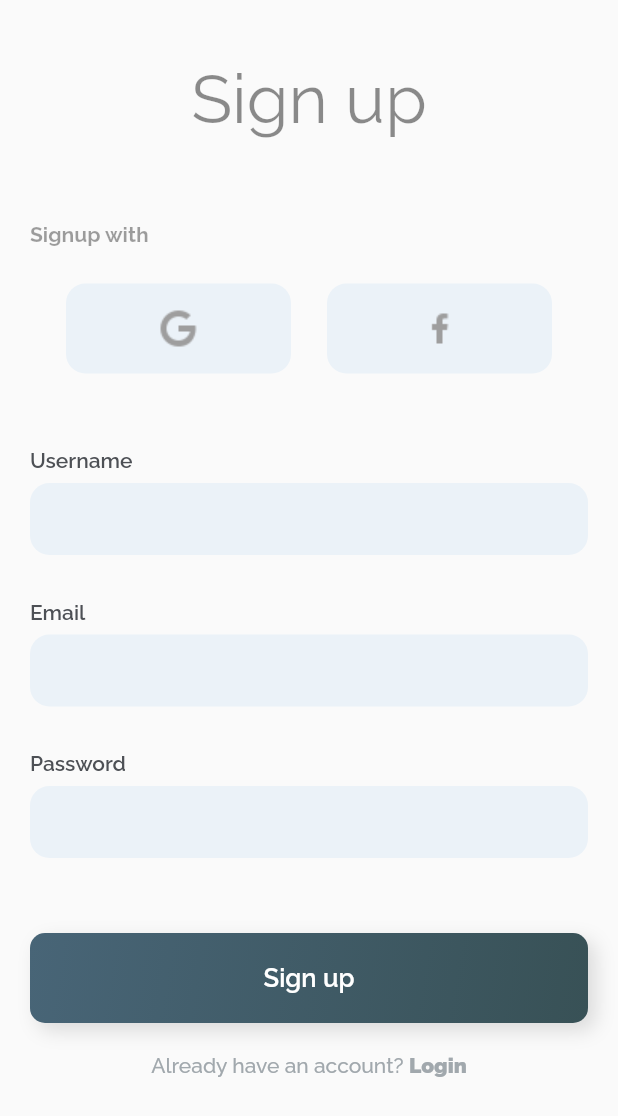
After one commit to ravipatel0508/Sign-in-up-UI-Flutter, a Flutter app: the screen it shows after launch, after a tap on "Sign up", on a phone screen of 412 x 824 dp. The commit adds this screen. Shown: the top 1116 px of the screen. Run offline on Flutter 3.47's test engine with Material 2 defaults, Android fonts, the phone set to English and light mode, and no system bars; our stand-ins replace google_fonts.

Commit message:
Sign up Added

```diff
--- a/lib/main.dart
+++ b/lib/main.dart
@@ -1,12 +1,11 @@
 import 'package:flutter/material.dart';
 import 'package:google_fonts/google_fonts.dart';
-import 'package:signin_screen/widgets/empty_box.dart';
-import 'package:signin_screen/widgets/text_field_widget.dart';
+import 'package:signin_screen/signin_screen.dart';
 
-void main() => runApp(const SignInScreen());
+void main() => runApp(const MyApp());
 
-class SignInScreen extends StatelessWidget {
-  const SignInScreen({Key? key}) : super(key: key);
+class MyApp extends StatelessWidget {
+  const MyApp({Key? key}) : super(key: key);
 
   @override
   Widget build(BuildContext context) {
@@ -14,150 +13,7 @@ class SignInScreen extends StatelessWidget {
       theme: ThemeData(
         fontFamily: GoogleFonts.raleway().fontFamily
       ),
-      home: Scaffold(
-        body: IntrinsicHeight(
-          child: Padding(
-            padding: const EdgeInsets.all(20.0),
-            child: Column(
-              crossAxisAlignment: CrossAxisAlignment.start,
-              children: [
-                emptyVerticalBox(height: 20,),
-                const Center(
-                  child: Text(
-                    "Log in",
-                    style: TextStyle(
-                      color: Colors.black45,
-                      fontSize: 45,
-                    ),
-                  ),
-                ),
-                emptyVerticalBox(
-                  height: 55,
-                ),
-                const Text(
-                  "Login with",
-                  style: TextStyle(
-                    color: Colors.black38,
-                    fontWeight: FontWeight.w700
-                  ),
-                ),
-                emptyVerticalBox(
-                  height: 25,
-                ),
-                Row(
-                  mainAxisAlignment: MainAxisAlignment.spaceEvenly,
-                  children: [
-                    Container(
-                      width: 150,
-                      decoration: BoxDecoration(
-                        borderRadius: BorderRadius.circular(13),
-                        color: const Color(0xFFEBF2F8),
-                      ),
-                      child: Image.asset(
-                        'assets/google_icon.png',
-                        height: 60,
-                        color: Colors.grey,
-                      ),
-                    ),
-                    Container(
-                      width: 150,
-                      decoration: BoxDecoration(
-                        borderRadius: BorderRadius.circular(13),
-                        color: const Color(0xFFEBF2F8),
-                      ),
-                      child: Image.asset(
-                        'assets/facebook_icon.png',
-                        height: 60,
-                        color: Colors.grey,
-                      ),
-                    ),
-                  ],
-                ),
-                emptyVerticalBox(
-                  height: 50,
-                ),
-                const Text(
-                  "Email",
-                  style: TextStyle(
-                      color: Color(0XFF4D5055), fontWeight: FontWeight.w600),
-                ),
-                emptyVerticalBox(
-                  height: 7,
-                ),
-                const AppTextField(),
-                emptyVerticalBox(
-                  height: 30,
-                ),
-                const Text(
-                  "Password",
-                  style: TextStyle(
-                      color: Color(0XFF4D5055), fontWeight: FontWeight.w600),
-                ),
-                emptyVerticalBox(
-                  height: 7,
-                ),
-                const AppTextField(),
-                emptyVerticalBox(
-                  height: 50,
-                ),
-                Container(
-                  width: double.infinity,
-                  height: 60,
-                  decoration: BoxDecoration(
-                    gradient: const LinearGradient(
-                      colors: [
-                        Color(0XFF486577),
-                        Color(0XFF385156),
-                      ],
-                      begin: Alignment.topLeft,
-                      end: Alignment.bottomRight,
-                    ),
-                    borderRadius: BorderRadius.circular(10),
-                    boxShadow: const [
-                      BoxShadow(
-                        color: Colors.black12,
-                        offset: Offset(5, 5),
-                        blurRadius: 10,
-                      )
-                    ],
-                  ),
-                  child: const Center(
-                    child: Text(
-                      'Log in',
-                      style: TextStyle(
-                        color: Colors.white,
-                        fontWeight: FontWeight.w600,
-                        fontSize: 17
-                      ),
-                    ),
-                  ),
-                ),
-                emptyVerticalBox(
-                  height: 20,
-                ),
-                Row(
-                  mainAxisAlignment: MainAxisAlignment.center,
-                  children: const [
-                    Text(
-                      "Don't have an account? ",
-                      style: TextStyle(
-                        color: Color(0XFFA1A8AD),
-                        fontWeight: FontWeight.w600
-                      ),
-                    ),
-                    Text(
-                      "Sign up",
-                      style: TextStyle(
-                          color: Color(0XFFA1A8AD),
-                          fontWeight: FontWeight.bold),
-                    ),
-                  ],
-                ),
-              ],
-            ),
-          ),
-        ),
-      ),
+      home: const SigninScreen(),
     );
   }
 }
--- /dev/null
+++ b/lib/signin_screen.dart
@@ -0,0 +1,162 @@
+import 'package:flutter/material.dart';
+import 'package:signin_screen/signup_screen.dart';
+import 'package:signin_screen/widgets/empty_box.dart';
+import 'package:signin_screen/widgets/text_field_widget.dart';
+
+class SigninScreen extends StatelessWidget {
+  const SigninScreen({Key? key}) : super(key: key);
+
+  @override
+  Widget build(BuildContext context) {
+    return Scaffold(
+      body: SingleChildScrollView(
+        child: Padding(
+          padding: const EdgeInsets.all(20.0),
+          child: Column(
+            crossAxisAlignment: CrossAxisAlignment.start,
+            children: [
+              emptyVerticalBox(
+                height: 20,
+              ),
+              const Center(
+                child: Text(
+                  "Log in",
+                  style: TextStyle(
+                    color: Colors.black45,
+                    fontSize: 45,
+                  ),
+                ),
+              ),
+              emptyVerticalBox(
+                height: 55,
+              ),
+              const Text(
+                "Login with",
+                style: TextStyle(
+                    color: Colors.black38, fontWeight: FontWeight.w700),
+              ),
+              emptyVerticalBox(
+                height: 25,
+              ),
+              Row(
+                mainAxisAlignment: MainAxisAlignment.spaceEvenly,
+                children: [
+                  Container(
+                    width: 150,
+                    decoration: BoxDecoration(
+                      borderRadius: BorderRadius.circular(13),
+                      color: const Color(0xFFEBF2F8),
+                    ),
+                    child: Image.asset(
+                      'assets/google_icon.png',
+                      height: 60,
+                      color: Colors.grey,
+                    ),
+                  ),
+                  Container(
+                    width: 150,
+                    decoration: BoxDecoration(
+                      borderRadius: BorderRadius.circular(13),
+                      color: const Color(0xFFEBF2F8),
+                    ),
+                    child: Image.asset(
+                      'assets/facebook_icon.png',
+                      height: 60,
+                      color: Colors.grey,
+                    ),
+                  ),
+                ],
+              ),
+              emptyVerticalBox(
+                height: 50,
+              ),
+              const Text(
+                "Email",
+                style: TextStyle(
+                    color: Color(0XFF4D5055), fontWeight: FontWeight.w600),
+              ),
+              emptyVerticalBox(
+                height: 7,
+              ),
+              const AppTextField(),
+              emptyVerticalBox(
+                height: 30,
+              ),
+              const Text(
+                "Password",
+                style: TextStyle(
+                    color: Color(0XFF4D5055), fontWeight: FontWeight.w600),
+              ),
+              emptyVerticalBox(
+                height: 7,
+              ),
+              const AppTextField(),
+              emptyVerticalBox(
+                height: 50,
+              ),
+              Container(
+                width: double.infinity,
+                height: 60,
+                decoration: BoxDecoration(
+                  gradient: const LinearGradient(
+                    colors: [
+                      Color(0XFF486577),
+                      Color(0XFF385156),
+                    ],
+                    begin: Alignment.topLeft,
+                    end: Alignment.bottomRight,
+                  ),
+                  borderRadius: BorderRadius.circular(10),
+                  boxShadow: const [
+                    BoxShadow(
+                      color: Colors.black12,
+                      offset: Offset(5, 5),
+                      blurRadius: 10,
+                    )
+                  ],
+                ),
+                child: const Center(
+                  child: Text(
+                    'Log in',
+                    style: TextStyle(
+                        color: Colors.white,
+                        fontWeight: FontWeight.w600,
+                        fontSize: 17),
+                  ),
+                ),
+              ),
+              emptyVerticalBox(
+                height: 20,
+              ),
+              Row(
+                mainAxisAlignment: MainAxisAlignment.center,
+                children: [
+                  const Text(
+                    "Don't have an account? ",
+                    style: TextStyle(
+                        color: Color(0XFFA1A8AD), fontWeight: FontWeight.w500),
+                  ),
+                  InkWell(
+                    onTap: () => Navigator.push(
+                      context,
+                      MaterialPageRoute(
+                        builder: (context) => const SignupScreen(),
+                      ),
+                    ),
+                    child: const Text(
+                      "Sign up",
+                      style: TextStyle(
+                        color: Color(0XFFA1A8AD),
+                        fontWeight: FontWeight.w900,
+                      ),
+                    ),
+                  ),
+                ],
+              ),
+            ],
+          ),
+        ),
+      ),
+    );
+  }
+}
--- /dev/null
+++ b/lib/signup_screen.dart
@@ -0,0 +1,173 @@
+import 'package:flutter/material.dart';
+import 'package:signin_screen/widgets/empty_box.dart';
+import 'package:signin_screen/widgets/text_field_widget.dart';
+
+class SignupScreen extends StatelessWidget {
+  const SignupScreen({Key? key}) : super(key: key);
+
+  @override
+  Widget build(BuildContext context) {
+    return Scaffold(
+      body: SingleChildScrollView(
+        child: Padding(
+          padding: const EdgeInsets.all(20.0),
+          child: Column(
+            crossAxisAlignment: CrossAxisAlignment.start,
+            children: [
+              emptyVerticalBox(
+                height: 20,
+              ),
+              const Center(
+                child: Text(
+                  "Sign up",
+                  style: TextStyle(
+                    color: Colors.black45,
+                    fontSize: 45,
+                  ),
+                ),
+              ),
+              emptyVerticalBox(
+                height: 55,
+              ),
+              const Text(
+                "Signup with",
+                style: TextStyle(
+                    color: Colors.black38, fontWeight: FontWeight.w700),
+              ),
+              emptyVerticalBox(
+                height: 25,
+              ),
+              Row(
+                mainAxisAlignment: MainAxisAlignment.spaceEvenly,
+                children: [
+                  Container(
+                    width: 150,
+                    decoration: BoxDecoration(
+                      borderRadius: BorderRadius.circular(13),
+                      color: const Color(0xFFEBF2F8),
+                    ),
+                    child: Image.asset(
+                      'assets/google_icon.png',
+                      height: 60,
+                      color: Colors.grey,
+                    ),
+                  ),
+                  Container(
+                    width: 150,
+                    decoration: BoxDecoration(
+                      borderRadius: BorderRadius.circular(13),
+                      color: const Color(0xFFEBF2F8),
+                    ),
+                    child: Image.asset(
+                      'assets/facebook_icon.png',
+                      height: 60,
+                      color: Colors.grey,
+                    ),
+                  ),
+                ],
+              ),
+              emptyVerticalBox(
+                height: 50,
+              ),
+              const Text(
+                "Username",
+                style: TextStyle(
+                    color: Color(0XFF4D5055), fontWeight: FontWeight.w600),
+              ),
+              emptyVerticalBox(
+                height: 7,
+              ),
+              const AppTextField(),
+              emptyVerticalBox(
+                height: 30,
+              ),
+              const Text(
+                "Email",
+                style: TextStyle(
+                    color: Color(0XFF4D5055), fontWeight: FontWeight.w600),
+              ),
+              emptyVerticalBox(
+                height: 7,
+              ),
+              const AppTextField(),
+              emptyVerticalBox(
+                height: 30,
+              ),
+              const Text(
+                "Password",
+                style: TextStyle(
+                    color: Color(0XFF4D5055), fontWeight: FontWeight.w600),
+              ),
+              emptyVerticalBox(
+                height: 7,
+              ),
+              const AppTextField(),
+              emptyVerticalBox(
+                height: 50,
+              ),
+              Container(
+                width: double.infinity,
+                height: 60,
+                decoration: BoxDecoration(
+                  gradient: const LinearGradient(
+                    colors: [
+                      Color(0XFF486577),
+                      Color(0XFF385156),
+                    ],
+                    begin: Alignment.topLeft,
+                    end: Alignment.bottomRight,
+                  ),
+                  borderRadius: BorderRadius.circular(10),
+                  boxShadow: const [
+                    BoxShadow(
+                      color: Colors.black12,
+                      offset: Offset(5, 5),
+                      blurRadius: 10,
+                    )
+                  ],
+                ),
+                child: const Center(
+                  child: Text(
+                    'Sign up',
+                    style: TextStyle(
+                        color: Colors.white,
+                        fontWeight: FontWeight.w600,
+                        fontSize: 17),
+                  ),
+                ),
+              ),
+              emptyVerticalBox(
+                height: 20,
+              ),
+              Row(
+                mainAxisAlignment: MainAxisAlignment.center,
+                children: [
+                  const Text(
+                    "Already have an account? ",
+                    style: TextStyle(
+                        color: Color(0XFFA1A8AD), fontWeight: FontWeight.w500),
+                  ),
+                  InkWell(
+                    onTap: () => Navigator.push(
+                      context,
+                      MaterialPageRoute(
+                        builder: (context) => const SignupScreen(),
+                      ),
+                    ),
+                    child: const Text(
+                      "Login",
+                      style: TextStyle(
+                        color: Color(0XFFA1A8AD),
+                        fontWeight: FontWeight.w900,
+                      ),
+                    ),
+                  ),
+                ],
+              ),
+            ],
+          ),
+        ),
+      ),
+    );
+  }
+}
```
